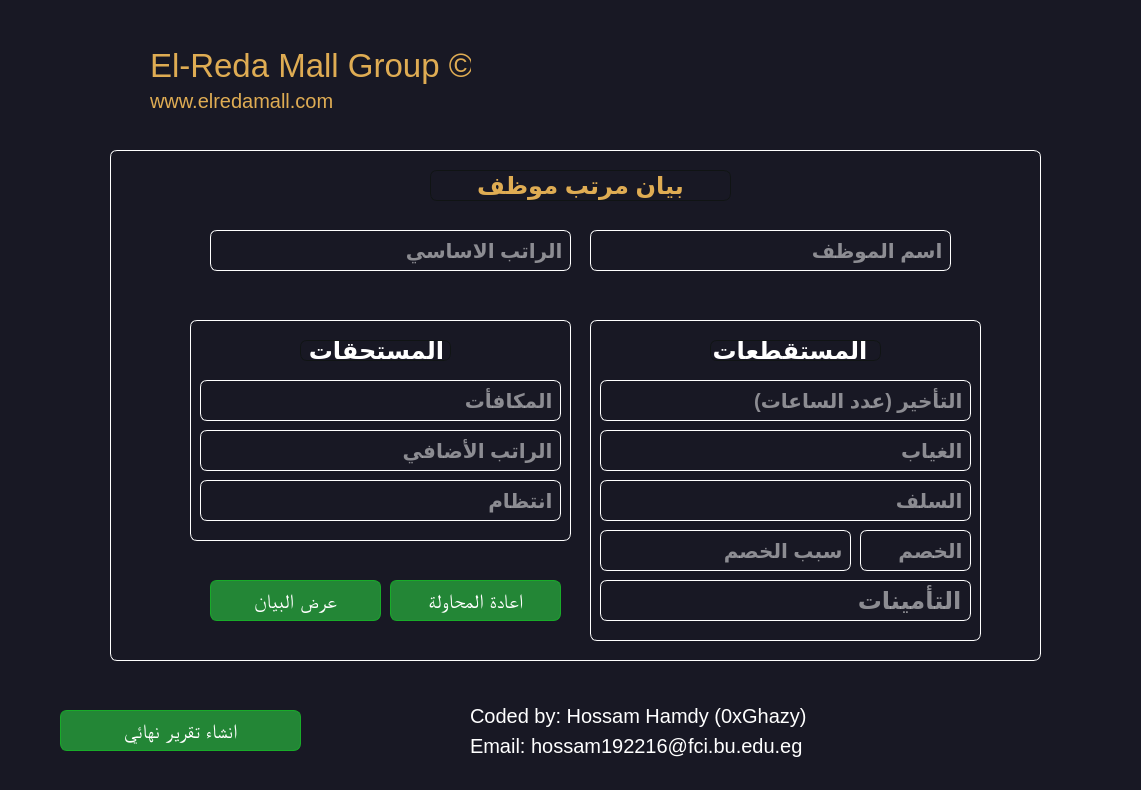
The window that design/UI.ui (0xGhazy/ElReda-Mall) describes before a commit, drawn with Qt 5.
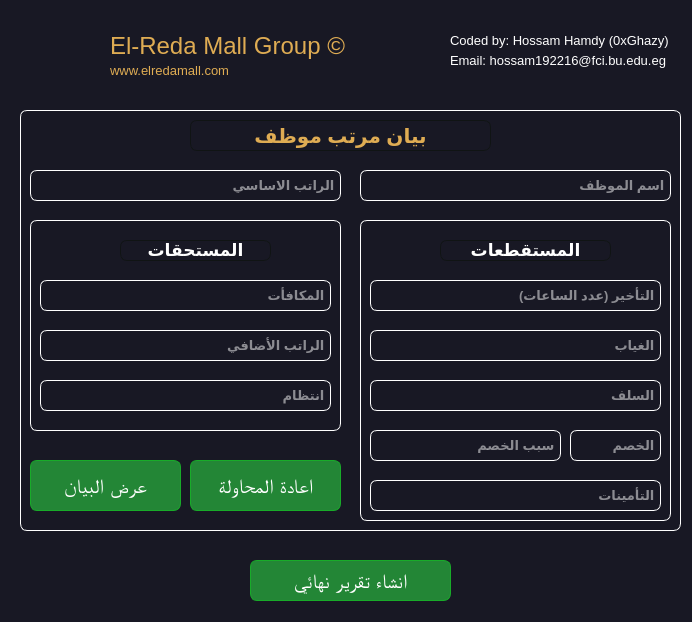
The same window after the commit. Icons and pictures are not drawn.

Commit message: updating design to fit with customer screens

The edit to the form file:
```diff
--- a/design/UI.ui
+++ b/design/UI.ui
@@ -6,20 +6,20 @@
    <rect>
     <x>0</x>
     <y>0</y>
-    <width>1141</width>
-    <height>790</height>
+    <width>692</width>
+    <height>622</height>
    </rect>
   </property>
   <property name="minimumSize">
    <size>
-    <width>1141</width>
-    <height>790</height>
+    <width>692</width>
+    <height>622</height>
    </size>
   </property>
   <property name="maximumSize">
    <size>
-    <width>1141</width>
-    <height>790</height>
+    <width>692</width>
+    <height>622</height>
    </size>
   </property>
   <property name="windowTitle">
@@ -35,16 +35,16 @@
    <widget class="QLabel" name="label_6">
     <property name="geometry">
      <rect>
-      <x>150</x>
-      <y>40</y>
-      <width>321</width>
-      <height>51</height>
+      <x>110</x>
+      <y>30</y>
+      <width>241</width>
+      <height>31</height>
      </rect>
     </property>
     <property name="font">
      <font>
       <family>Arial</family>
-      <pointsize>25</pointsize>
+      <pointsize>18</pointsize>
       <italic>false</italic>
      </font>
     </property>
@@ -76,55 +76,13 @@
      <string>Coded by: Hossam Hamdy (0xGhazy)</string>
     </property>
    </widget>
-   <widget class="QLabel" name="label_3">
-    <property name="geometry">
-     <rect>
-      <x>470</x>
-      <y>700</y>
-      <width>341</width>
-      <height>31</height>
-     </rect>
-    </property>
-    <property name="font">
-     <font>
-      <pointsize>15</pointsize>
-     </font>
-    </property>
-    <property name="styleSheet">
-     <string notr="true">color: rgb(255, 255, 255);</string>
-    </property>
-    <property name="text">
-     <string>Coded by: Hossam Hamdy (0xGhazy)</string>
-    </property>
-   </widget>
-   <widget class="QLabel" name="label_5">
-    <property name="geometry">
-     <rect>
-      <x>470</x>
-      <y>730</y>
-      <width>341</width>
-      <height>31</height>
-     </rect>
-    </property>
-    <property name="font">
-     <font>
-      <pointsize>15</pointsize>
-     </font>
-    </property>
-    <property name="styleSheet">
-     <string notr="true">color: rgb(255, 255, 255);</string>
-    </property>
-    <property name="text">
-     <string>Email: hossam192216@fci.bu.edu.eg</string>
-    </property>
-   </widget>
    <widget class="QLabel" name="label">
     <property name="geometry">
      <rect>
       <x>30</x>
       <y>22</y>
-      <width>111</width>
-      <height>111</height>
+      <width>71</width>
+      <height>71</height>
      </rect>
     </property>
     <property name="text">
@@ -140,8 +98,8 @@
    <widget class="QLabel" name="label_7">
     <property name="geometry">
      <rect>
-      <x>150</x>
-      <y>90</y>
+      <x>110</x>
+      <y>60</y>
       <width>191</width>
       <height>21</height>
      </rect>
@@ -149,7 +107,7 @@
     <property name="font">
      <font>
       <family>Arial</family>
-      <pointsize>15</pointsize>
+      <pointsize>10</pointsize>
       <italic>false</italic>
      </font>
     </property>
@@ -160,32 +118,13 @@
      <string>www.elredamall.com</string>
     </property>
    </widget>
-   <widget class="QLabel" name="label_4">
-    <property name="geometry">
-     <rect>
-      <x>390</x>
-      <y>690</y>
-      <width>71</width>
-      <height>81</height>
-     </rect>
-    </property>
-    <property name="text">
-     <string/>
-    </property>
-    <property name="pixmap">
-     <pixmap>icons/developer.png</pixmap>
-    </property>
-    <property name="scaledContents">
-     <bool>true</bool>
-    </property>
-   </widget>
    <widget class="QGroupBox" name="groupBox">
     <property name="geometry">
      <rect>
-      <x>110</x>
-      <y>150</y>
-      <width>931</width>
-      <height>511</height>
+      <x>20</x>
+      <y>110</y>
+      <width>661</width>
+      <height>421</height>
      </rect>
     </property>
     <property name="styleSheet">
@@ -199,10 +138,10 @@
     <widget class="QGroupBox" name="groupBox_9">
      <property name="geometry">
       <rect>
-       <x>480</x>
-       <y>170</y>
-       <width>391</width>
-       <height>321</height>
+       <x>340</x>
+       <y>110</y>
+       <width>311</width>
+       <height>301</height>
       </rect>
      </property>
      <property name="font">
@@ -221,61 +160,18 @@
      <property name="title">
       <string/>
      </property>
-     <widget class="QLineEdit" name="delay_hours">
-      <property name="geometry">
-       <rect>
-        <x>10</x>
-        <y>60</y>
-        <width>371</width>
-        <height>41</height>
-       </rect>
-      </property>
-      <property name="font">
-       <font>
-        <pointsize>15</pointsize>
-        <weight>75</weight>
-        <bold>true</bold>
-       </font>
-      </property>
-      <property name="layoutDirection">
-       <enum>Qt::RightToLeft</enum>
-      </property>
-      <property name="styleSheet">
-       <string notr="true">QLineEdit{
-border-radius:7px;
-border:1px solid #ffffffff;
-color: white;
-border-radius:7px;
-border:1px solid #ffffffff;
-color: white;
-}
-
-QLineEdit:hover {
-	background:linear-gradient(to bottom, #5cbf2a 5%, #44c767 100%);
-	background-color: rgb(24,24,36);
-	border:1px solid #18ab29;
-}
-QLineEdit:active {
-	position:relative;
-	top:2px;
-}</string>
-      </property>
-      <property name="placeholderText">
-       <string> التأخير (عدد الساعات)</string>
-      </property>
-     </widget>
      <widget class="QLineEdit" name="absence_days">
       <property name="geometry">
        <rect>
         <x>10</x>
         <y>110</y>
-        <width>371</width>
-        <height>41</height>
+        <width>291</width>
+        <height>31</height>
        </rect>
       </property>
       <property name="font">
        <font>
-        <pointsize>15</pointsize>
+        <pointsize>10</pointsize>
         <weight>75</weight>
         <bold>true</bold>
        </font>
@@ -312,13 +208,13 @@
        <rect>
         <x>10</x>
         <y>160</y>
-        <width>371</width>
-        <height>41</height>
+        <width>291</width>
+        <height>31</height>
        </rect>
       </property>
       <property name="font">
        <font>
-        <pointsize>15</pointsize>
+        <pointsize>10</pointsize>
         <weight>75</weight>
         <bold>true</bold>
        </font>
@@ -359,15 +255,15 @@
      <widget class="QLineEdit" name="deduction">
       <property name="geometry">
        <rect>
-        <x>270</x>
+        <x>210</x>
         <y>210</y>
-        <width>111</width>
-        <height>41</height>
+        <width>91</width>
+        <height>31</height>
        </rect>
       </property>
       <property name="font">
        <font>
-        <pointsize>15</pointsize>
+        <pointsize>10</pointsize>
         <weight>75</weight>
         <bold>true</bold>
        </font>
@@ -404,13 +300,13 @@
        <rect>
         <x>10</x>
         <y>210</y>
-        <width>251</width>
-        <height>41</height>
+        <width>191</width>
+        <height>31</height>
        </rect>
       </property>
       <property name="font">
        <font>
-        <pointsize>15</pointsize>
+        <pointsize>10</pointsize>
         <weight>75</weight>
         <bold>true</bold>
        </font>
@@ -447,13 +343,13 @@
        <rect>
         <x>10</x>
         <y>260</y>
-        <width>371</width>
-        <height>41</height>
+        <width>291</width>
+        <height>31</height>
        </rect>
       </property>
       <property name="font">
        <font>
-        <pointsize>18</pointsize>
+        <pointsize>10</pointsize>
         <weight>75</weight>
         <bold>true</bold>
        </font>
@@ -488,7 +384,7 @@
      <widget class="QLabel" name="label_14">
       <property name="geometry">
        <rect>
-        <x>120</x>
+        <x>80</x>
         <y>20</y>
         <width>171</width>
         <height>21</height>
@@ -496,7 +392,7 @@
       </property>
       <property name="font">
        <font>
-        <pointsize>18</pointsize>
+        <pointsize>13</pointsize>
         <weight>75</weight>
         <bold>true</bold>
        </font>
@@ -508,15 +404,61 @@
       <property name="text">
        <string> المستقطعات </string>
       </property>
+      <property name="alignment">
+       <set>Qt::AlignCenter</set>
+      </property>
+     </widget>
+     <widget class="QLineEdit" name="delay_hours">
+      <property name="geometry">
+       <rect>
+        <x>10</x>
+        <y>60</y>
+        <width>291</width>
+        <height>31</height>
+       </rect>
+      </property>
+      <property name="font">
+       <font>
+        <pointsize>10</pointsize>
+        <weight>75</weight>
+        <bold>true</bold>
+       </font>
+      </property>
+      <property name="layoutDirection">
+       <enum>Qt::RightToLeft</enum>
+      </property>
+      <property name="styleSheet">
+       <string notr="true">QLineEdit{
+border-radius:7px;
+border:1px solid #ffffffff;
+color: white;
+border-radius:7px;
+border:1px solid #ffffffff;
+color: white;
+}
+
+QLineEdit:hover {
+	background:linear-gradient(to bottom, #5cbf2a 5%, #44c767 100%);
+	background-color: rgb(24,24,36);
+	border:1px solid #18ab29;
+}
+QLineEdit:active {
+	position:relative;
+	top:2px;
+}</string>
+      </property>
+      <property name="placeholderText">
+       <string> التأخير (عدد الساعات)</string>
+      </property>
      </widget>
     </widget>
     <widget class="QGroupBox" name="groupBox_8">
      <property name="geometry">
       <rect>
-       <x>80</x>
-       <y>170</y>
-       <width>381</width>
-       <height>221</height>
+       <x>10</x>
+       <y>110</y>
+       <width>311</width>
+       <height>211</height>
       </rect>
      </property>
      <property name="font">
@@ -535,61 +477,18 @@
      <property name="title">
       <string/>
      </property>
-     <widget class="QLineEdit" name="rewards">
-      <property name="geometry">
-       <rect>
-        <x>10</x>
-        <y>60</y>
-        <width>361</width>
-        <height>41</height>
-       </rect>
-      </property>
-      <property name="font">
-       <font>
-        <pointsize>15</pointsize>
-        <weight>75</weight>
-        <bold>true</bold>
-       </font>
-      </property>
-      <property name="layoutDirection">
-       <enum>Qt::RightToLeft</enum>
-      </property>
-      <property name="styleSheet">
-       <string notr="true">QLineEdit{
-border-radius:7px;
-border:1px solid #ffffffff;
-color: white;
-border-radius:7px;
-border:1px solid #ffffffff;
-color: white;
-}
-
-QLineEdit:hover {
-	background:linear-gradient(to bottom, #5cbf2a 5%, #44c767 100%);
-	background-color: rgb(24,24,36);
-	border:1px solid #18ab29;
-}
-QLineEdit:active {
-	position:relative;
-	top:2px;
-}</string>
-      </property>
-      <property name="placeholderText">
-       <string> المكافأت</string>
-      </property>
-     </widget>
      <widget class="QLineEdit" name="additional_sallary">
       <property name="geometry">
        <rect>
         <x>10</x>
         <y>110</y>
-        <width>361</width>
-        <height>41</height>
+        <width>291</width>
+        <height>31</height>
        </rect>
       </property>
       <property name="font">
        <font>
-        <pointsize>15</pointsize>
+        <pointsize>10</pointsize>
         <weight>75</weight>
         <bold>true</bold>
        </font>
@@ -626,13 +525,13 @@
        <rect>
         <x>10</x>
         <y>160</y>
-        <width>361</width>
-        <height>41</height>
+        <width>291</width>
+        <height>31</height>
        </rect>
       </property>
       <property name="font">
        <font>
-        <pointsize>15</pointsize>
+        <pointsize>10</pointsize>
         <weight>75</weight>
         <bold>true</bold>
        </font>
@@ -667,7 +566,7 @@
      <widget class="QLabel" name="label_13">
       <property name="geometry">
        <rect>
-        <x>110</x>
+        <x>90</x>
         <y>20</y>
         <width>151</width>
         <height>21</height>
@@ -675,7 +574,7 @@
       </property>
       <property name="font">
        <font>
-        <pointsize>18</pointsize>
+        <pointsize>13</pointsize>
         <weight>75</weight>
         <bold>true</bold>
        </font>
@@ -687,6 +586,52 @@
       <property name="text">
        <string>المستحقات</string>
       </property>
+      <property name="alignment">
+       <set>Qt::AlignCenter</set>
+      </property>
+     </widget>
+     <widget class="QLineEdit" name="rewards">
+      <property name="geometry">
+       <rect>
+        <x>10</x>
+        <y>60</y>
+        <width>291</width>
+        <height>31</height>
+       </rect>
+      </property>
+      <property name="font">
+       <font>
+        <pointsize>10</pointsize>
+        <weight>75</weight>
+        <bold>true</bold>
+       </font>
+      </property>
+      <property name="layoutDirection">
+       <enum>Qt::RightToLeft</enum>
+      </property>
+      <property name="styleSheet">
+       <string notr="true">QLineEdit{
+border-radius:7px;
+border:1px solid #ffffffff;
+color: white;
+border-radius:7px;
+border:1px solid #ffffffff;
+color: white;
+}
+
+QLineEdit:hover {
+	background:linear-gradient(to bottom, #5cbf2a 5%, #44c767 100%);
+	background-color: rgb(24,24,36);
+	border:1px solid #18ab29;
+}
+QLineEdit:active {
+	position:relative;
+	top:2px;
+}</string>
+      </property>
+      <property name="placeholderText">
+       <string> المكافأت</string>
+      </property>
      </widget>
     </widget>
     <widget class="QLineEdit" name="employee_name">
@@ -695,15 +640,15 @@
      </property>
      <property name="geometry">
       <rect>
-       <x>480</x>
-       <y>80</y>
-       <width>361</width>
-       <height>41</height>
+       <x>340</x>
+       <y>60</y>
+       <width>311</width>
+       <height>31</height>
       </rect>
      </property>
      <property name="font">
       <font>
-       <pointsize>15</pointsize>
+       <pointsize>10</pointsize>
        <weight>75</weight>
        <bold>true</bold>
       </font>
@@ -741,15 +686,15 @@
      </property>
      <property name="geometry">
       <rect>
-       <x>100</x>
-       <y>80</y>
-       <width>361</width>
-       <height>41</height>
+       <x>10</x>
+       <y>60</y>
+       <width>311</width>
+       <height>31</height>
       </rect>
      </property>
      <property name="font">
       <font>
-       <pointsize>15</pointsize>
+       <pointsize>10</pointsize>
        <weight>75</weight>
        <bold>true</bold>
       </font>
@@ -784,10 +729,10 @@
     <widget class="QPushButton" name="generate_report">
      <property name="geometry">
       <rect>
-       <x>100</x>
-       <y>430</y>
-       <width>171</width>
-       <height>41</height>
+       <x>10</x>
+       <y>350</y>
+       <width>151</width>
+       <height>51</height>
       </rect>
      </property>
      <property name="font">
@@ -824,15 +769,15 @@
     <widget class="QLabel" name="label_15">
      <property name="geometry">
       <rect>
-       <x>320</x>
-       <y>20</y>
+       <x>170</x>
+       <y>10</y>
        <width>301</width>
        <height>31</height>
       </rect>
      </property>
      <property name="font">
       <font>
-       <pointsize>18</pointsize>
+       <pointsize>15</pointsize>
        <weight>75</weight>
        <bold>true</bold>
       </font>
@@ -852,10 +797,10 @@
     <widget class="QPushButton" name="refresh_btn">
      <property name="geometry">
       <rect>
-       <x>280</x>
-       <y>430</y>
-       <width>171</width>
-       <height>41</height>
+       <x>170</x>
+       <y>350</y>
+       <width>151</width>
+       <height>51</height>
       </rect>
      </property>
      <property name="font">
@@ -890,12 +835,73 @@
      </property>
     </widget>
    </widget>
+   <widget class="QLabel" name="label_4">
+    <property name="geometry">
+     <rect>
+      <x>380</x>
+      <y>20</y>
+      <width>61</width>
+      <height>61</height>
+     </rect>
+    </property>
+    <property name="text">
+     <string/>
+    </property>
+    <property name="pixmap">
+     <pixmap>icons/developer.png</pixmap>
+    </property>
+    <property name="scaledContents">
+     <bool>true</bool>
+    </property>
+   </widget>
+   <widget class="QLabel" name="label_3">
+    <property name="geometry">
+     <rect>
+      <x>450</x>
+      <y>30</y>
+      <width>221</width>
+      <height>21</height>
+     </rect>
+    </property>
+    <property name="font">
+     <font>
+      <pointsize>10</pointsize>
+     </font>
+    </property>
+    <property name="styleSheet">
+     <string notr="true">color: rgb(255, 255, 255);</string>
+    </property>
+    <property name="text">
+     <string>Coded by: Hossam Hamdy (0xGhazy)</string>
+    </property>
+   </widget>
+   <widget class="QLabel" name="label_5">
+    <property name="geometry">
+     <rect>
+      <x>450</x>
+      <y>50</y>
+      <width>221</width>
+      <height>21</height>
+     </rect>
+    </property>
+    <property name="font">
+     <font>
+      <pointsize>10</pointsize>
+     </font>
+    </property>
+    <property name="styleSheet">
+     <string notr="true">color: rgb(255, 255, 255);</string>
+    </property>
+    <property name="text">
+     <string>Email: hossam192216@fci.bu.edu.eg</string>
+    </property>
+   </widget>
    <widget class="QPushButton" name="generate_finall_report">
     <property name="geometry">
      <rect>
-      <x>60</x>
-      <y>710</y>
-      <width>241</width>
+      <x>250</x>
+      <y>560</y>
+      <width>201</width>
       <height>41</height>
      </rect>
     </property>
```
The commit also changes 3 other files.
